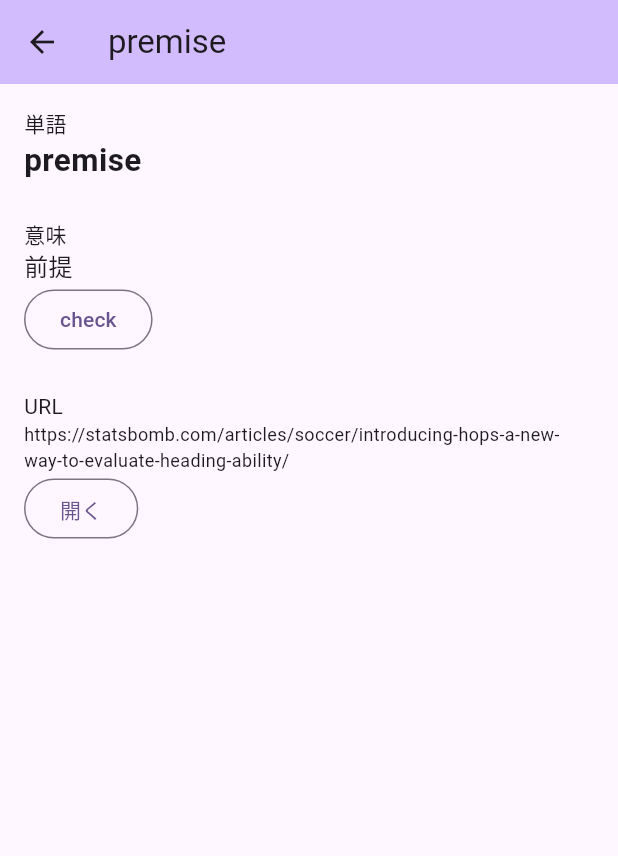
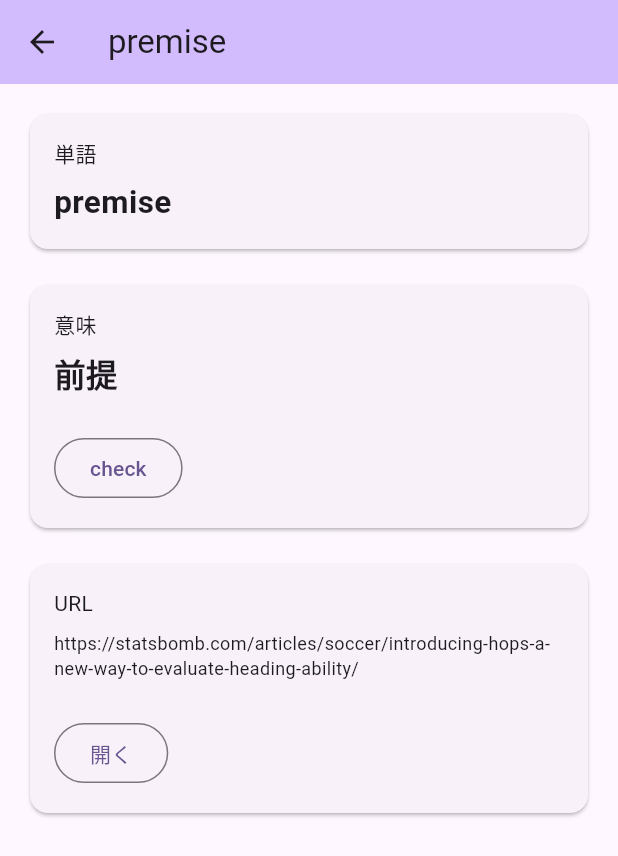
Before and after one commit to ushisantoasobu/FlutterPractice2023, a Flutter app: the screen it shows after launch, after a tap on "premise", on a phone screen of 412 x 824 dp. Shown: the top 856 px of the screen. Run offline on Flutter 3.47's test engine with Material 3 defaults, Android fonts, the phone set to English and light mode, and no system bars; network calls fail.

```diff
--- a/en_words_on_web/lib/page/word_detail_page.dart
+++ b/en_words_on_web/lib/page/word_detail_page.dart
@@ -54,30 +54,52 @@ class _WordDetailPageState extends State<WordDetailPage> {
           title: Text(widget.word.title),
         ),
         body: Container(
+            width: double.infinity,
             padding: const EdgeInsets.all(16),
             child:
                 Column(crossAxisAlignment: CrossAxisAlignment.start, children: [
+              Card(
+                  child: Container(
+                      width: double.infinity,
+                      padding: const EdgeInsets.all(16),
+                      child: Column(
+                          crossAxisAlignment: CrossAxisAlignment.start,
+                          children: [
                             const Text('単語'),
+                            const SizedBox(height: 8),
                             Text(
                               widget.word.title,
-                style:
-                    const TextStyle(fontSize: 21, fontWeight: FontWeight.bold),
+                              style: const TextStyle(
+                                  fontSize: 21, fontWeight: FontWeight.bold),
+                            ),
+                          ]))),
+              const SizedBox(height: 16),
+              // Description
+              Card(
+                  child: Container(
+                      width: double.infinity,
+                      padding: const EdgeInsets.all(16),
+                      child: Column(
+                          crossAxisAlignment: CrossAxisAlignment.start,
+                          children: [
+                            const Text('意味'),
+                            const SizedBox(height: 8),
+                            Text(
+                              widget.word.description ?? '-',
+                              style: const TextStyle(
+                                  fontSize: 21, fontWeight: FontWeight.bold),
                             ),
                             const SizedBox(height: 24),
-              // Description
-              const Text('意味'),
-              Text(
-                widget.word.description ?? '-',
-                style: const TextStyle(fontSize: 16),
-              ),
                             OutlinedButton(
                               onPressed: () {
                                 _showLoading();
                                 // DictionaryRequest().fetch('hogehoge').then((value) {
-                  DictionaryRequest().fetch(widget.word.title).then((response) {
+                                DictionaryRequest()
+                                    .fetch(widget.word.title)
+                                    .then((response) {
                                   _hideLoading();
-                    _setWordDictionary(
-                        response.meanings.first.definitions.first.definition);
+                                  _setWordDictionary(response.meanings.first
+                                      .definitions.first.definition);
                                 }).catchError((e) {
                                   _hideLoading();
                                   _showWordDictionaryError();
@@ -96,14 +118,24 @@ class _WordDetailPageState extends State<WordDetailPage> {
                               visible: wordDictionaryError,
                               maintainSize: false,
                               child: const Text('エラーが発生しました'),
-              ),
-              const SizedBox(height: 24),
+                            )
+                          ]))),
+              const SizedBox(height: 16),
               // URL
+              Card(
+                  child: Container(
+                      width: double.infinity,
+                      padding: const EdgeInsets.all(16),
+                      child: Column(
+                          crossAxisAlignment: CrossAxisAlignment.start,
+                          children: [
                             const Text('URL'),
+                            const SizedBox(height: 8),
                             Text(
                               widget.word.urlString ?? '-',
                               style: const TextStyle(fontSize: 12),
                             ),
+                            const SizedBox(height: 24),
                             if (widget.word.urlString != null)
                               OutlinedButton(
                                 onPressed: () {
@@ -117,13 +149,15 @@ class _WordDetailPageState extends State<WordDetailPage> {
                                           actions: [
                                             TextButton(
                                               child: const Text("Cancel"),
-                                onPressed: () => Navigator.pop(context),
+                                              onPressed: () =>
+                                                  Navigator.pop(context),
                                             ),
                                             TextButton(
                                               child: const Text("OK"),
                                               onPressed: () {
                                                 Navigator.pop(context);
-                                  _launchInBrowserView(widget.word.urlString!);
+                                                _launchInBrowserView(
+                                                    widget.word.urlString!);
                                               },
                                             ),
                                           ],
@@ -134,6 +168,7 @@ class _WordDetailPageState extends State<WordDetailPage> {
                                 },
                                 child: const Text('開く'),
                               ),
+                          ]))),
             ])));
   }
 
--- a/en_words_on_web/lib/page/word_list_page.dart
+++ b/en_words_on_web/lib/page/word_list_page.dart
@@ -1,6 +1,7 @@
 import 'package:en_words_on_web/model/word.dart';
 import 'package:en_words_on_web/page/word_create_or_edit_page.dart';
 import 'package:en_words_on_web/page/word_detail_page.dart';
+import 'package:en_words_on_web/page/word_quiz_page.dart';
 import 'package:en_words_on_web/repository/word_repository.dart';
 import 'package:flutter/material.dart';
 import 'package:url_launcher/url_launcher.dart';
@@ -34,6 +35,16 @@ class _WordListPageState extends State<WordListPage> {
       appBar: AppBar(
         backgroundColor: Theme.of(context).colorScheme.inversePrimary,
         title: Text(widget.title),
+        actions: [
+          IconButton(
+              onPressed: () {
+                Navigator.of(context)
+                    .push(MaterialPageRoute(builder: (context) {
+                  return WordQuizPage();
+                }));
+              },
+              icon: const Icon(Icons.quiz))
+        ],
       ),
       body: ListView.builder(
         itemCount: _words.length,
```
Also changed, not shown: en_words_on_web/lib/page/word_quiz_page.dart (added, +99 -0 lines). Lines whose indentation alone changed are shown as unchanged.
